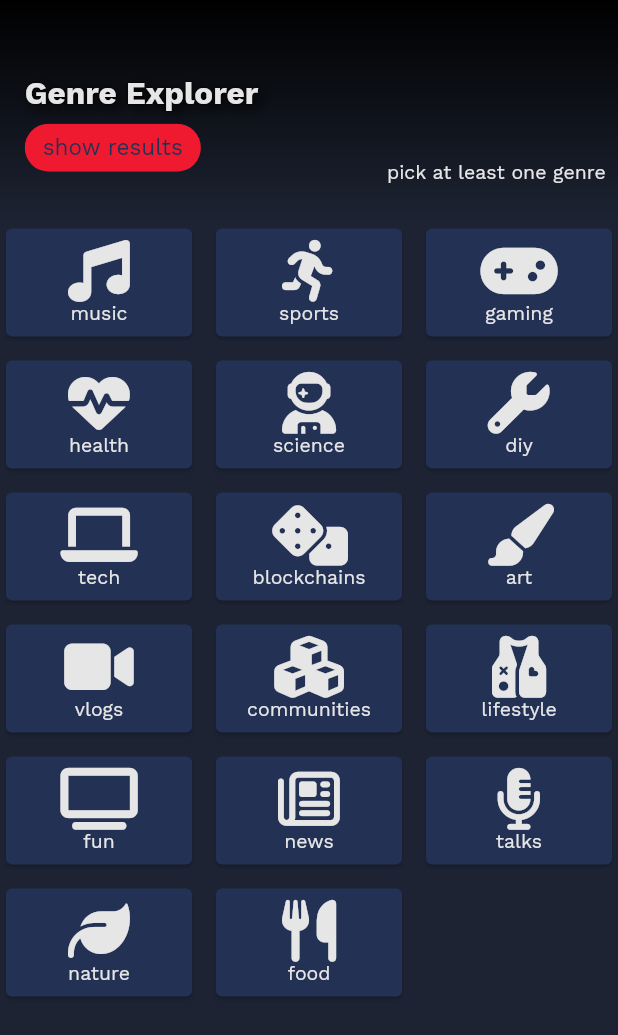
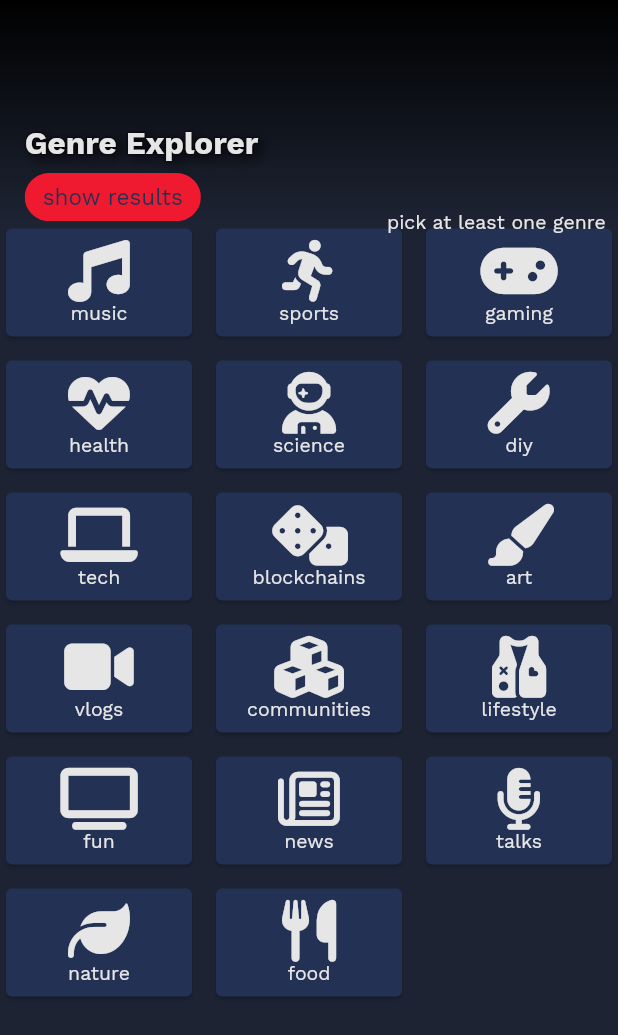
Before and after one commit to dtube/DTubeGo, a Flutter app: the GenreBaseMobile screen opened directly, on a phone screen of 412 x 824 dp. Shown: the top 1035 px of the screen. Run offline on Flutter 3.47's test engine with Material 2 defaults, Android fonts, the phone set to English and light mode, and no system bars; our stand-ins replace another_flushbar, badges, better_player, bloc, cached_network_image, carousel_slider and 35 more; missing offline and left inert: auto_orientation, bs58, bs58check, decorated_icon, disk_space, ecdsa and 15 more; accounts and stored records are empty; network calls fail.

Commit message:
Fixed "Genre explorer" overlapping with balances.

```diff
--- a/lib/ui/pages/Explore/GenreBase/Layouts/GenreBaseMobile.dart
+++ b/lib/ui/pages/Explore/GenreBase/Layouts/GenreBaseMobile.dart
@@ -149,7 +149,7 @@ class _GenreBaseMobileState extends State<GenreBaseMobile> {
                       ),
                     ),
                     Padding(
-                      padding: EdgeInsets.only(top: 6.h, left: 2.w, right: 2.w),
+                      padding: EdgeInsets.only(top: 10.h, left: 2.w, right: 2.w),
                       child: Column(
                         crossAxisAlignment: CrossAxisAlignment.start,
                         children: [
@@ -186,14 +186,14 @@ class _GenreBaseMobileState extends State<GenreBaseMobile> {
                                           : "show results",
                                       style: Theme.of(context)
                                           .textTheme
-                                          .bodyText1!
+                                          .bodyLarge!
                                           .copyWith(color: globalBlue),
                                     )),
                                 Text(
                                     _activatedGenres.length == 0
                                         ? "pick at least one genre"
                                         : "",
-                                    style: Theme.of(context).textTheme.caption)
+                                    style: Theme.of(context).textTheme.bodySmall)
                               ],
                             ),
                           ),
@@ -243,7 +243,7 @@ class GenreCard extends StatelessWidget {
                               color:
                                   activated ? globalRed : globalAlmostWhite)),
                       Text(currentName,
-                          style: Theme.of(context).textTheme.caption)
+                          style: Theme.of(context).textTheme.bodySmall)
                     ],
                   ),
                 ],
```
